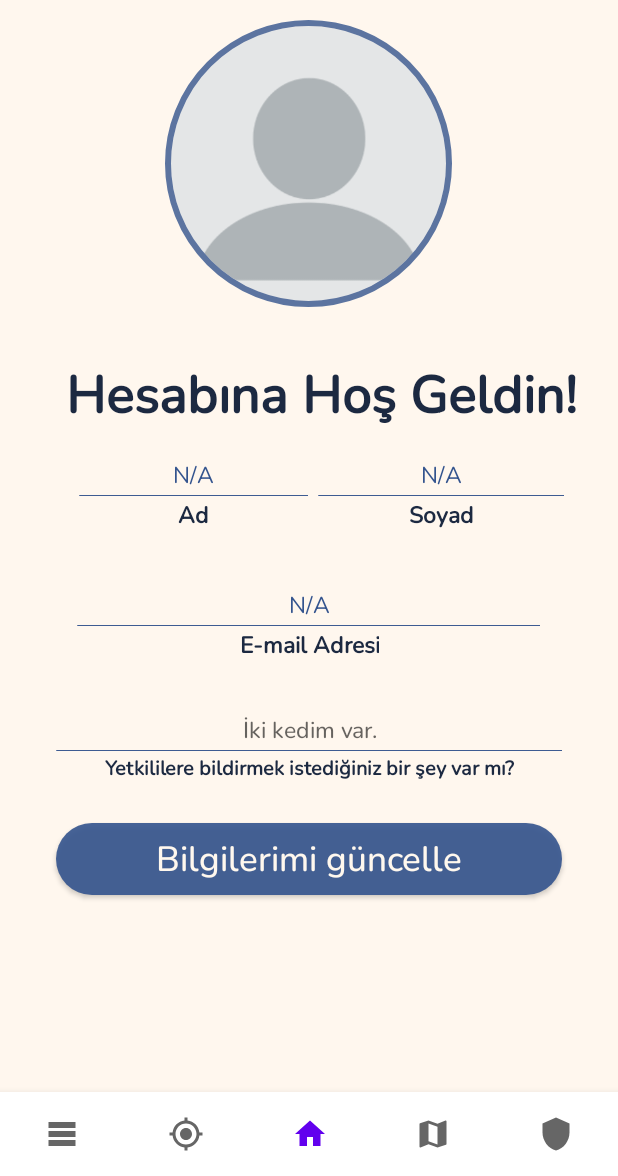
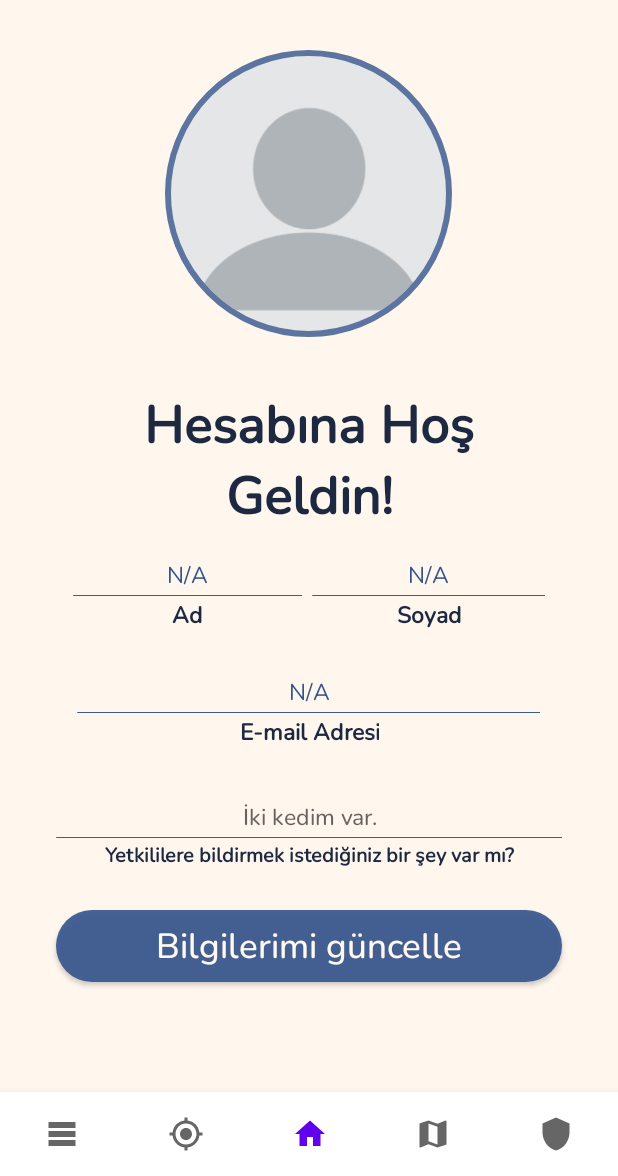
Before and after one commit to UlgenApp/ulgen-android, an Android app: the ProfileScreenFragment screen opened through its navigation route, on a phone screen of 412 x 824 dp, the part 60-1236 px from its top. Run offline under Robolectric (Android 15) with nearby library versions, the phone set to English and light mode, and no system bars; our stand-ins replace CircleImageView, data binding, navigation-ui; network calls fail; pictures from the network do not load; 1 statement that could not run was skipped.

Commit message:
centering profile screen and some texts.

```diff
--- a/app/src/main/res/layout/fragment_profile_screen.xml
+++ b/app/src/main/res/layout/fragment_profile_screen.xml
@@ -27,11 +27,16 @@
                 android:fillViewport="true"
                 android:gravity="start">
 
+                <FrameLayout
+                    android:layout_width="match_parent"
+                    android:layout_height="match_parent"
+                    >
+
                 <LinearLayout
                     android:id="@+id/linearProfileScreen"
                     android:layout_width="match_parent"
-                    android:layout_height="wrap_content"
-                    android:gravity="center_horizontal"
+                    android:layout_height="match_parent"
+                    android:gravity="center"
                     android:orientation="vertical">
 
                     <de.hdodenhof.circleimageview.CircleImageView
@@ -39,7 +44,6 @@
                         android:layout_width="@dimen/_200pxh"
                         android:layout_height="@dimen/_200pxh"
                         android:layout_gravity="center_horizontal"
-                        android:layout_marginTop="@dimen/_60pxv"
                         android:layout_marginBottom="@dimen/_6pxv"
                         android:scaleType="centerCrop"
                         android:src="@drawable/img_blankprofilep"
@@ -53,8 +57,8 @@
                         android:layout_height="wrap_content"
                         android:layout_marginStart="@dimen/_39pxh"
                         android:layout_marginTop="@dimen/_30pxh"
-                        android:layout_marginEnd="@dimen/_30pxh"
-                        android:layout_marginBottom="@dimen/_39pxh"
+                        android:layout_marginEnd="@dimen/_39pxh"
+                        android:layout_marginBottom="@dimen/_30pxh"
                         android:orientation="vertical">
 
                         <TextView
@@ -255,6 +259,7 @@
                         android:textAllCaps="false"
                         tools:text="@string/msg_bilgilerimi_g_n" />
                 </LinearLayout>
+                </FrameLayout>
             </ScrollView>
         </LinearLayout>
 
--- a/app/src/main/res/navigation/navigation_graph.xml
+++ b/app/src/main/res/navigation/navigation_graph.xml
@@ -94,11 +94,6 @@
             app:destination="@id/routingMapFragment" />
     </fragment>
     <fragment
-        android:id="@+id/userProfileScreenFragment"
-        android:name="tr.edu.ku.ulgen.uiviews.UserProfileScreenFragment"
-        android:label="UserProfileScreenFragment"
-        tools:layout="@layout/fragment_user_profile_screen" />
-    <fragment
         android:id="@+id/profileScreenFragment"
         android:name="tr.edu.ku.ulgen.uiviews.ProfileScreenFragment"
         android:label="ProfileScreenFragment"
```
Also changed, not shown: app/src/main/java/tr/edu/ku/ulgen/uiviews/UserProfileScreenFragment.kt (deleted, +0 -38 lines), app/src/main/res/layout/fragment_user_profile_screen.xml (deleted, +0 -18 lines).
